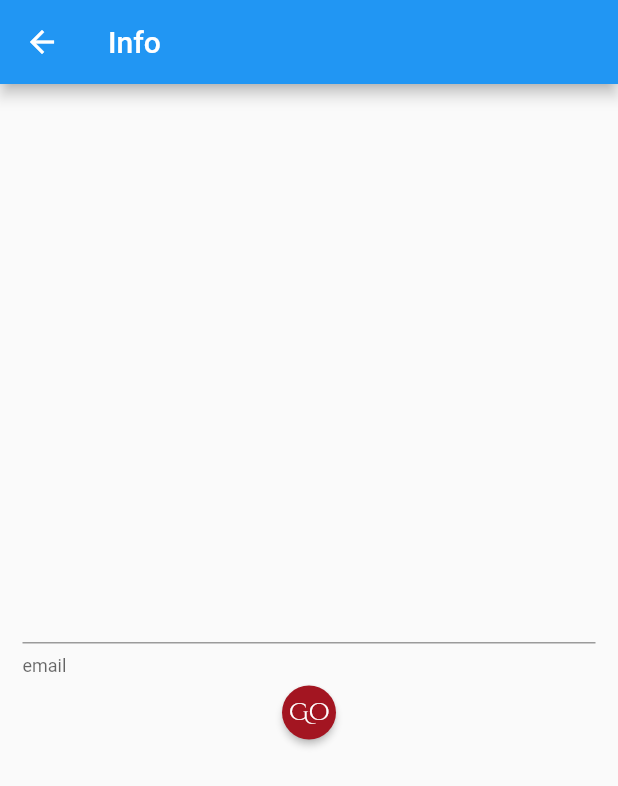
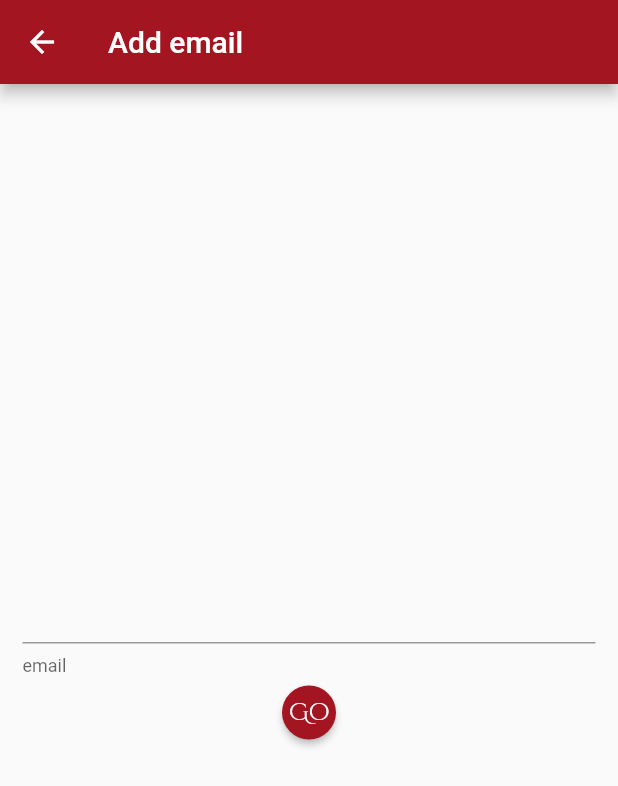
Before and after one commit to eduserrato/SantaClausLetterApp, a Flutter app: the screen it shows after launch, after a tap on "Login Screen", on a phone screen of 412 x 824 dp. Shown: the top 786 px of the screen. Run offline on Flutter 3.47's test engine with Material 2 defaults, Android fonts, the phone set to English and light mode, and no system bars; missing offline and left inert: flutter_mailer.

Commit message:
changed appbar colors

```diff
--- a/lib/screens/loginscreen.dart
+++ b/lib/screens/loginscreen.dart
@@ -18,7 +18,9 @@ class _LoginScreenState extends State<LoginScreen> {
   @override
   Widget build(BuildContext context) {
     return Scaffold(
-      appBar: AppBar(title: Text("Info")),
+      appBar: AppBar(
+        title: Text("Add email"),
+        backgroundColor: Color.fromARGB(0xff, 163, 22, 33)),
       body: Padding(
         padding: const EdgeInsets.all(15.0),
         child: Column(
```
Also changed, not shown: lib/screens/lettertosanta.dart (+0 -7 lines).
